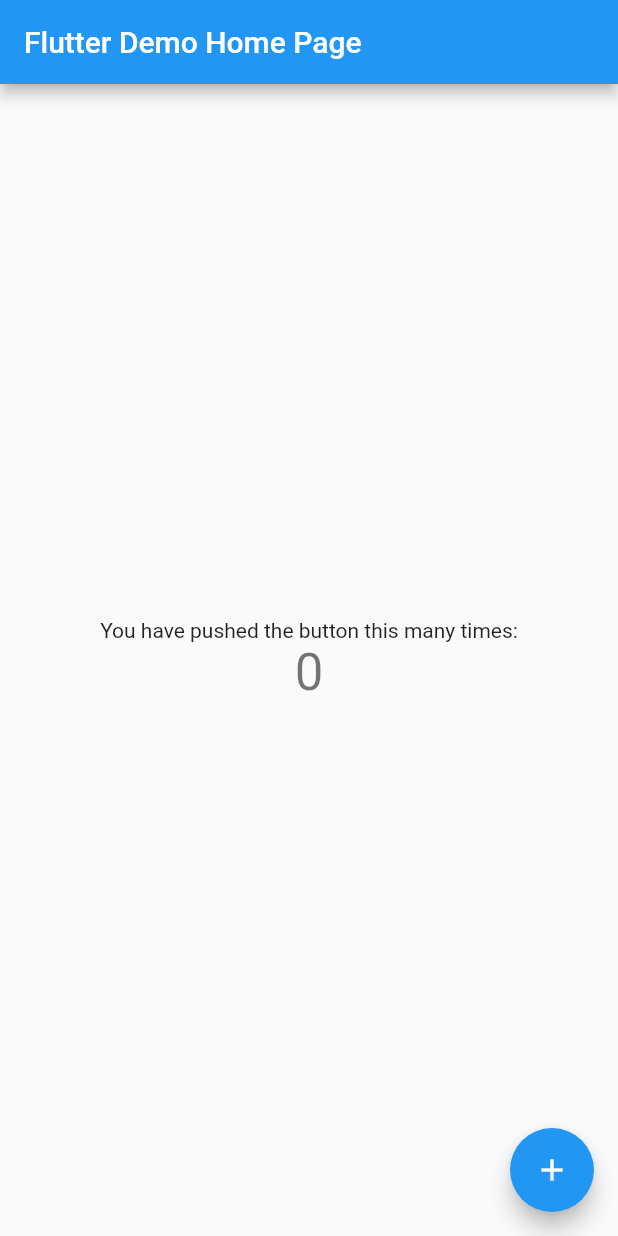
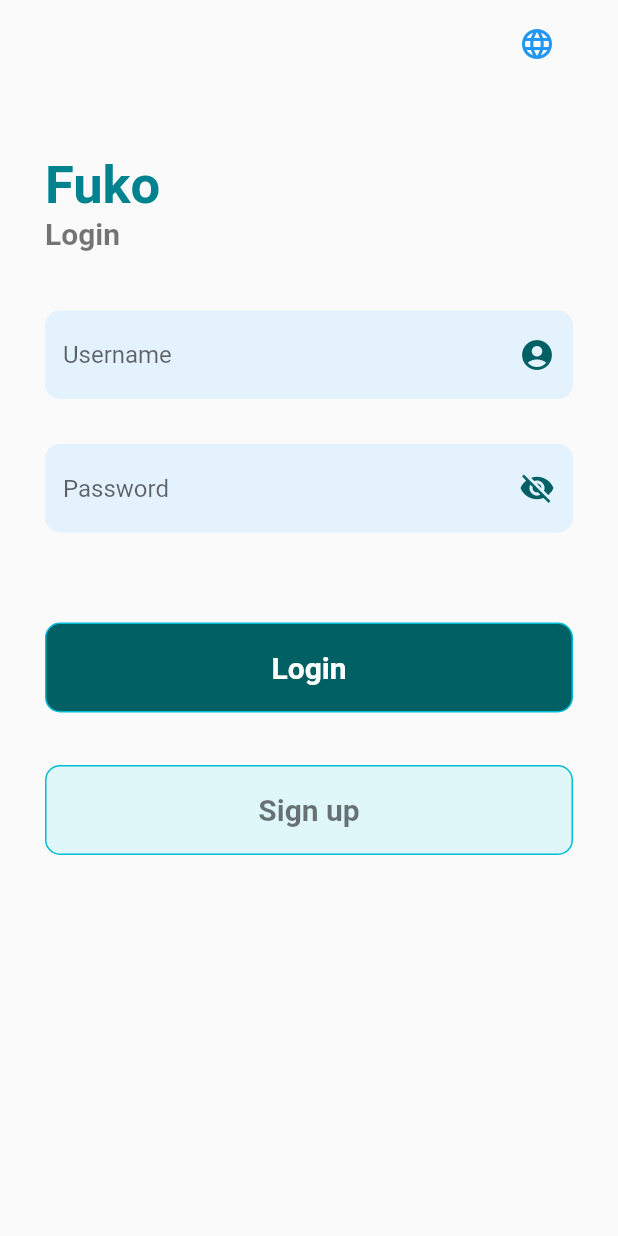
Before and after one commit to UWIMANAThierry/dart, a Flutter app: the screen it shows after launch, on a phone screen of 412 x 824 dp. Run offline on Flutter 3.47's test engine with Material 2 defaults, Android fonts, the phone set to English and light mode, and no system bars.

Commit message:
login page

```diff
--- a/lib/main.dart
+++ b/lib/main.dart
@@ -1,4 +1,5 @@
 import 'package:flutter/material.dart';
+import 'package:fuko_app/screens/auth/login.dart';
 
 void main() {
   runApp(MyApp());
@@ -11,103 +12,9 @@
     return MaterialApp(
       title: 'Flutter Demo',
       theme: ThemeData(
-        // This is the theme of your application.
-        //
-        // Try running your application with "flutter run". You'll see the
-        // application has a blue toolbar. Then, without quitting the app, try
-        // changing the primarySwatch below to Colors.green and then invoke
-        // "hot reload" (press "r" in the console where you ran "flutter run",
-        // or simply save your changes to "hot reload" in a Flutter IDE).
-        // Notice that the counter didn't reset back to zero; the application
-        // is not restarted.
         primarySwatch: Colors.blue,
       ),
-      home: MyHomePage(title: 'Flutter Demo Home Page'),
+      home: LoginPage(),
     );
   }
 }
-
-class MyHomePage extends StatefulWidget {
-  MyHomePage({Key? key, required this.title}) : super(key: key);
-
-  // This widget is the home page of your application. It is stateful, meaning
-  // that it has a State object (defined below) that contains fields that affect
-  // how it looks.
-
-  // This class is the configuration for the state. It holds the values (in this
-  // case the title) provided by the parent (in this case the App widget) and
-  // used by the build method of the State. Fields in a Widget subclass are
-  // always marked "final".
-
-  final String title;
-
-  @override
-  _MyHomePageState createState() => _MyHomePageState();
-}
-
-class _MyHomePageState extends State<MyHomePage> {
-  int _counter = 0;
-
-  void _incrementCounter() {
-    setState(() {
-      // This call to setState tells the Flutter framework that something has
-      // changed in this State, which causes it to rerun the build method below
-      // so that the display can reflect the updated values. If we changed
-      // _counter without calling setState(), then the build method would not be
-      // called again, and so nothing would appear to happen.
-      _counter++;
-    });
-  }
-
-  @override
-  Widget build(BuildContext context) {
-    // This method is rerun every time setState is called, for instance as done
-    // by the _incrementCounter method above.
-    //
-    // The Flutter framework has been optimized to make rerunning build methods
-    // fast, so that you can just rebuild anything that needs updating rather
-    // than having to individually change instances of widgets.
-    return Scaffold(
-      appBar: AppBar(
-        // Here we take the value from the MyHomePage object that was created by
-        // the App.build method, and use it to set our appbar title.
-        title: Text(widget.title),
-      ),
-      body: Center(
-        // Center is a layout widget. It takes a single child and positions it
-        // in the middle of the parent.
-        child: Column(
-          // Column is also a layout widget. It takes a list of children and
-          // arranges them vertically. By default, it sizes itself to fit its
-          // children horizontally, and tries to be as tall as its parent.
-          //
-          // Invoke "debug painting" (press "p" in the console, choose the
-          // "Toggle Debug Paint" action from the Flutter Inspector in Android
-          // Studio, or the "Toggle Debug Paint" command in Visual Studio Code)
-          // to see the wireframe for each widget.
-          //
-          // Column has various properties to control how it sizes itself and
-          // how it positions its children. Here we use mainAxisAlignment to
-          // center the children vertically; the main axis here is the vertical
-          // axis because Columns are vertical (the cross axis would be
-          // horizontal).
-          mainAxisAlignment: MainAxisAlignment.center,
-          children: <Widget>[
-            Text(
-              'You have pushed the button this many times:',
-            ),
-            Text(
-              '$_counter',
-              style: Theme.of(context).textTheme.headline4,
-            ),
-          ],
-        ),
-      ),
-      floatingActionButton: FloatingActionButton(
-        onPressed: _incrementCounter,
-        tooltip: 'Increment',
-        child: Icon(Icons.add),
-      ), // This trailing comma makes auto-formatting nicer for build methods.
-    );
-  }
-}
--- /dev/null
+++ b/lib/screens/auth/login.dart
@@ -0,0 +1,113 @@
+import 'package:flutter/material.dart';
+import 'package:fuko_app/widgets/custom_btn.dart';
+import 'package:fuko_app/widgets/input_pwd.dart';
+import 'package:fuko_app/widgets/other_input.dart';
+
+class LoginPage extends StatefulWidget {
+  LoginPage({Key? key}) : super(key: key);
+
+  @override
+  _LoginPageState createState() => _LoginPageState();
+}
+
+class _LoginPageState extends State<LoginPage> {
+  @override
+  Widget build(BuildContext context) {
+    return Scaffold(
+      body: SafeArea(
+          child: SingleChildScrollView(
+              child: Container(
+        child: Column(
+          children: [
+            SizedBox(
+              height: 5,
+            ),
+            topContent(),
+            SizedBox(
+              height: 10,
+            ),
+            loginInputField()
+          ],
+        ),
+      ))),
+    );
+  }
+
+  Widget topContent() {
+    return Container(
+      margin: EdgeInsets.only(right: 30, left: 30),
+      child: Column(
+        children: [
+          Align(
+              alignment: Alignment.bottomRight,
+              child: IconButton(
+                  onPressed: () {},
+                  icon: Icon(
+                    Icons.language_outlined,
+                    color: Colors.blue,
+                  ))),
+          SizedBox(
+            height: 30,
+          ),
+          Container(
+            margin: EdgeInsets.only(top: 20),
+            child: Align(
+                alignment: Alignment.bottomLeft,
+                child: Column(
+                  mainAxisAlignment: MainAxisAlignment.spaceEvenly,
+                  children: [
+                    Align(
+                      alignment: Alignment.bottomLeft,
+                      child: Text(
+                        "Fuko",
+                        style: TextStyle(
+                            fontSize: 35,
+                            fontWeight: FontWeight.w600,
+                            color: Colors.cyan[800]),
+                      ),
+                    ),
+                    Align(
+                      alignment: Alignment.bottomLeft,
+                      child: Text(
+                        "Login",
+                        style: TextStyle(
+                            color: Colors.black54,
+                            fontWeight: FontWeight.w600,
+                            fontSize: 20),
+                      ),
+                    )
+                  ],
+                )),
+          )
+        ],
+      ),
+    );
+  }
+
+  Widget loginInputField() {
+    final colorOne = Colors.cyan[900];
+    final colorTwo = Colors.cyan[50];
+    final textColorOne = Colors.white;
+    final textColorTwo = Colors.black54;
+    return Container(
+      padding: EdgeInsets.only(left: 30, right: 30, top: 30),
+      child: Column(
+        children: [
+          usernameFormField(),
+          SizedBox(
+            height: 30,
+          ),
+          PwdInputField(),
+          SizedBox(
+            height: 60,
+          ),
+          customButtom(context, 'Login', colorOne, textColorOne),
+          SizedBox(
+            height: 35,
+          ),
+          customButtom(context, 'Sign up', colorTwo, textColorTwo),
+        ],
+      ),
+    );
+  }
+}
--- /dev/null
+++ b/lib/widgets/custom_btn.dart
@@ -0,0 +1,32 @@
+import 'package:flutter/material.dart';
+
+Widget customButtom(context, title, btnColor, textColor) {
+  return Container(
+    width: MediaQuery.of(context).size.width,
+    padding: EdgeInsets.only(top: 5.0, bottom: 5.0),
+    decoration: BoxDecoration(
+        color: btnColor,
+        borderRadius: BorderRadius.circular(10.0),
+        border: Border.all(color: Colors.cyan)),
+    child: TextButton(
+      child: Text(
+        title,
+        style: TextStyle(
+            color: textColor, fontWeight: FontWeight.w600, fontSize: 20.0),
+      ),
+      onPressed: () {
+        if (title == "Login") {
+          // Navigator.push(
+          //     context, MaterialPageRoute(builder: (context) => HomeScreen())
+          //     );
+        } else if (title == "Sign up") {
+          // Navigator.push(
+          //     context, MaterialPageRoute(builder: (context) => HomeScreen()));
+        } else if (title == "next") {
+          // Navigator.push(
+          //     context, MaterialPageRoute(builder: (context) => HomeScreen()));
+        }
+      },
+    ),
+  );
+}
--- /dev/null
+++ b/lib/widgets/input_email.dart
@@ -0,0 +1,25 @@
+import 'package:flutter/material.dart';
+import 'package:flutter/cupertino.dart';
+
+class EmailInputFeild extends StatefulWidget {
+  EmailInputFeild({Key? key}) : super(key: key);
+
+  @override
+  _EmailInputFeildState createState() => _EmailInputFeildState();
+}
+
+class _EmailInputFeildState extends State<EmailInputFeild> {
+  @override
+  Widget build(BuildContext context) {
+    return Container(
+      child: TextFormField(
+        keyboardType: TextInputType.emailAddress,
+        decoration: InputDecoration(
+            hintText: 'example@fuko.com',
+            suffixIcon: Icon(Icons.check_circle, color: Colors.blue),
+            border:
+                OutlineInputBorder(borderRadius: BorderRadius.circular(10))),
+      ),
+    );
+  }
+}
--- /dev/null
+++ b/lib/widgets/input_pwd.dart
@@ -0,0 +1,52 @@
+import 'package:flutter/cupertino.dart';
+import 'package:flutter/material.dart';
+
+class PwdInputField extends StatefulWidget {
+  PwdInputField({Key? key}) : super(key: key);
+
+  @override
+  _PwdInputFieldState createState() => _PwdInputFieldState();
+}
+
+class _PwdInputFieldState extends State<PwdInputField> {
+  bool _passwordVisibility = false;
+
+  @override
+  void initState() {
+    setState(() {
+      _passwordVisibility = true;
+    });
+  }
+
+  @override
+  Widget build(BuildContext context) {
+    return Container(
+      decoration: BoxDecoration(
+        borderRadius: BorderRadius.circular(10),
+        color: Colors.blue[50],
+      ),
+      child: TextFormField(
+        keyboardType: TextInputType.text,
+        obscureText: _passwordVisibility,
+        decoration: InputDecoration(
+          hintText: 'Password',
+          suffixIcon: IconButton(
+              onPressed: () {
+                // Get password visibility bool var
+                setState(() {
+                  _passwordVisibility = !_passwordVisibility;
+                });
+              },
+              icon: Icon(
+                  !_passwordVisibility
+                      ? Icons.visibility
+                      : Icons.visibility_off,
+                  color: Colors.cyan[900])),
+          border: OutlineInputBorder(
+              borderSide: BorderSide.none,
+              borderRadius: BorderRadius.circular(10)),
+        ),
+      ),
+    );
+  }
+}
--- /dev/null
+++ b/lib/widgets/other_input.dart
@@ -0,0 +1,22 @@
+import 'package:flutter/cupertino.dart';
+import 'package:flutter/material.dart';
+
+Widget usernameFormField() {
+  return Container(
+    decoration: BoxDecoration(
+      borderRadius: BorderRadius.circular(10),
+      color: Colors.blue[50],
+    ),
+    child: TextFormField(
+      keyboardType: TextInputType.text,
+      textInputAction: TextInputAction.next,
+      decoration: InputDecoration(
+          hintText: 'Username',
+          suffixIcon: Icon(Icons.account_circle, color: Colors.cyan[900]),
+          border: OutlineInputBorder(
+            borderRadius: BorderRadius.circular(10),
+            borderSide: BorderSide.none,
+          )),
+    ),
+  );
+}
```
